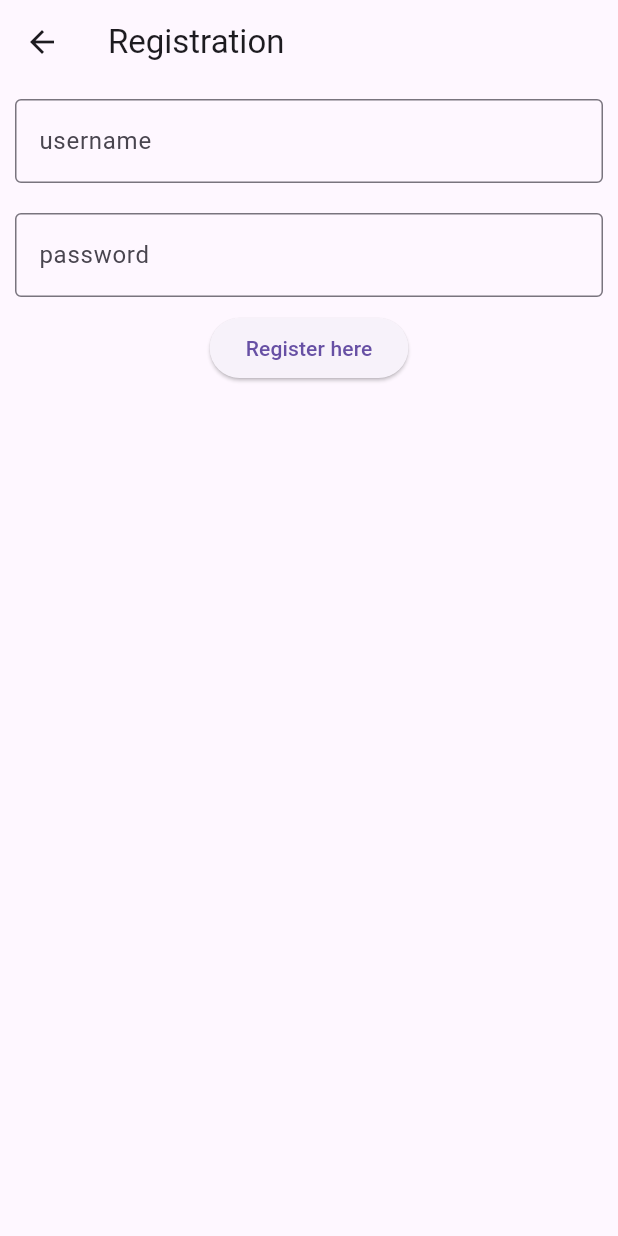
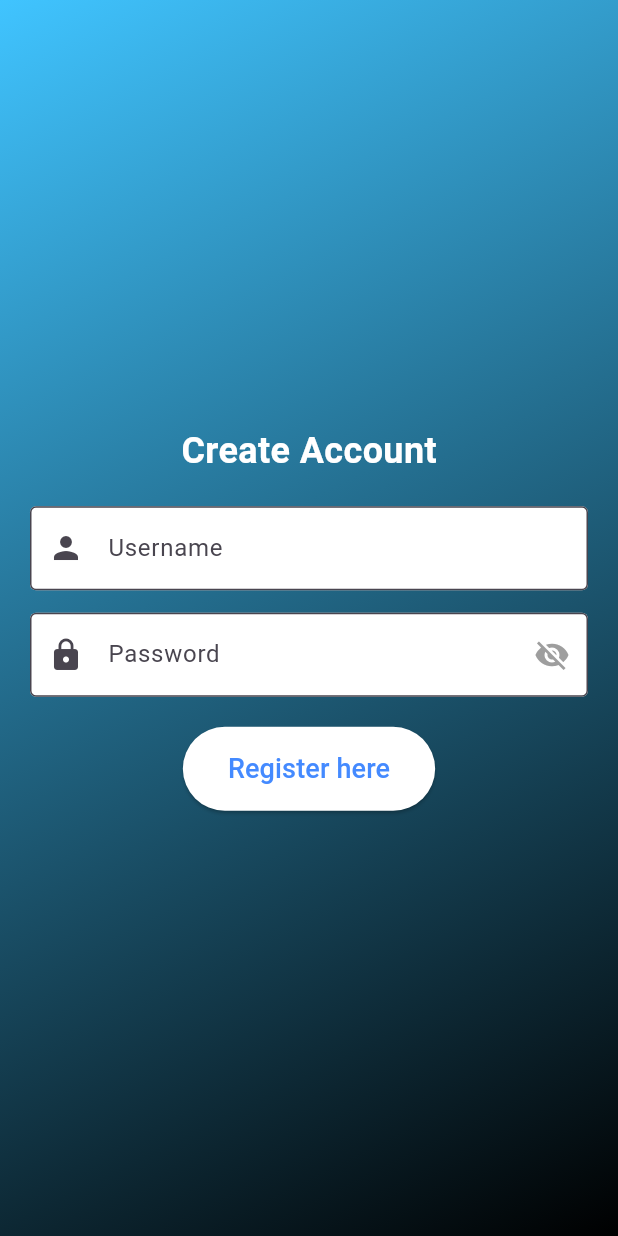
Before and after one commit to christ-e/machinetest-coral, a Flutter app: the screen it shows after launch, after a tap on "Register", on a phone screen of 412 x 824 dp. Run offline on Flutter 3.47's test engine with Material 3 defaults, Android fonts, the light colour scheme and no system bars; our stand-ins replace cached_network_image, firebase_auth, firebase_core, get, hive, hive_flutter and 2 more; accounts and stored records are empty; network calls fail.

Commit message:
second commit

```diff
--- a/lib/main.dart
+++ b/lib/main.dart
@@ -11,30 +11,21 @@ void main() async {
   WidgetsFlutterBinding.ensureInitialized();
   await Firebase.initializeApp(
     options: const FirebaseOptions(
-      apiKey: "AIzaSyB72b4fFPaPHbqijCPzc4Eo58HD8etkbJ4",
-      projectId: "stellar-display-398208",
-      appId: '1:792857541724:android:448991ff3571f9ce9cfa99',
-      messagingSenderId: '',
+      apiKey: 'AIzaSyBshh6-Zgt0A9EMNMNWciH4m8-R7KySIas',
+      appId: '1:662756288481:android:37293def81e6c1e2cc14a0',
+      messagingSenderId: '662756288481',
+      projectId: 'estore-f2430',
+      storageBucket: 'estore-f2430.appspot.com',
     ),
   );
+
   await Hive.initFlutter();
   Hive.registerAdapter(CartItemAdapter());
   await Hive.openBox<CartItem>('cartBox');
   // runApp(const MyApp());
   User? user = FirebaseAuth.instance.currentUser;
-  runApp(MaterialApp(
-    home: user == null ? LoginScreen() : HomeScreen(),
+  runApp(GetMaterialApp(
+    debugShowCheckedModeBanner: false,
+    home: user == null ? const LoginScreen() : HomeScreen(),
   ));
 }
-
-class MyApp extends StatelessWidget {
-  const MyApp({super.key});
-
-  @override
-  Widget build(BuildContext context) {
-    return const GetMaterialApp(
-      debugShowCheckedModeBanner: false,
-      home: LoginScreen(),
-    );
-  }
-}
--- a/lib/view/screens/screen_login/login_fir.dart
+++ b/lib/view/screens/screen_login/login_fir.dart
@@ -1,28 +1,7 @@
 import 'package:cart_coral_machinetest/database/firebase_db.dart';
 import 'package:cart_coral_machinetest/view/screens/screen_home/homescreen.dart';
 import 'package:cart_coral_machinetest/view/screens/screen_login/reg_fir.dart';
-import 'package:firebase_auth/firebase_auth.dart';
-import 'package:firebase_core/firebase_core.dart';
 import 'package:flutter/material.dart';
-
-import 'home_fir.dart';
-
-void main() async {
-  WidgetsFlutterBinding.ensureInitialized();
-  await Firebase.initializeApp(
-    options: const FirebaseOptions(
-      apiKey: "AIzaSyB72b4fFPaPHbqijCPzc4Eo58HD8etkbJ4",
-      projectId: "stellar-display-398208",
-      appId: '1:792857541724:android:448991ff3571f9ce9cfa99',
-      messagingSenderId: '',
-    ),
-  );
-  //currently login user kittaan
-  User? user = FirebaseAuth.instance.currentUser;
-  runApp(MaterialApp(
-    home: user == null ? LoginScreen() : Home_fire(),
-  ));
-}
 
 class LoginScreen extends StatefulWidget {
   const LoginScreen({super.key});
@@ -32,36 +11,82 @@ class LoginScreen extends StatefulWidget {
 }
 
 class _LoginScreenState extends State<LoginScreen> {
-  final username_controller = TextEditingController();
-  final password_controller = TextEditingController();
+  final usernameController = TextEditingController();
+  final passwordController = TextEditingController();
+  bool _isObscure = true;
+
   @override
   Widget build(BuildContext context) {
     return Scaffold(
-      appBar: AppBar(
-        title: Text('Log in'),
-      ),
-      body: Column(
-        children: [
-          Padding(
-            padding: const EdgeInsets.all(10.0),
-            child: TextField(
-              decoration: InputDecoration(
-                  border: OutlineInputBorder(), hintText: 'username'),
-              controller: username_controller,
+      body: Container(
+        decoration: const BoxDecoration(
+          gradient: LinearGradient(
+            colors: [Colors.lightBlueAccent, Colors.black],
+            begin: Alignment.topLeft,
+            end: Alignment.bottomRight,
           ),
         ),
-          Padding(
-            padding: const EdgeInsets.all(10.0),
-            child: TextField(
-              decoration: InputDecoration(
-                  border: OutlineInputBorder(), hintText: 'password'),
-              controller: password_controller,
+        child: Center(
+          child: SingleChildScrollView(
+            padding: const EdgeInsets.all(20.0),
+            child: Column(
+              mainAxisAlignment: MainAxisAlignment.center,
+              children: [
+                const Text(
+                  'LogIn ',
+                  style: TextStyle(
+                    fontSize: 24,
+                    color: Colors.white,
+                    fontWeight: FontWeight.bold,
                   ),
                 ),
+                const Text(
+                  'Welcome Back!',
+                  style: TextStyle(
+                    fontSize: 24,
+                    color: Colors.white,
+                    fontWeight: FontWeight.bold,
+                  ),
+                ),
+                const SizedBox(height: 20),
+                TextField(
+                  controller: usernameController,
+                  decoration: const InputDecoration(
+                    filled: true,
+                    fillColor: Colors.white,
+                    border: OutlineInputBorder(),
+                    hintText: 'Username',
+                    prefixIcon: Icon(Icons.person),
+                  ),
+                ),
+                const SizedBox(height: 15),
+                TextField(
+                  controller: passwordController,
+                  obscureText: _isObscure,
+                  decoration: InputDecoration(
+                    filled: true,
+                    fillColor: Colors.white,
+                    border: const OutlineInputBorder(),
+                    hintText: 'Password',
+                    prefixIcon: const Icon(Icons.lock),
+                    suffixIcon: IconButton(
+                      icon: Icon(
+                        _isObscure ? Icons.visibility_off : Icons.visibility,
+                        color: Colors.grey,
+                      ),
+                      onPressed: () {
+                        setState(() {
+                          _isObscure = !_isObscure;
+                        });
+                      },
+                    ),
+                  ),
+                ),
+                const SizedBox(height: 20),
                 ElevatedButton(
-              onPressed: () {
-                String email = username_controller.text.trim();
-                String pass = password_controller.text.trim();
+                  onPressed: () async {
+                    String email = usernameController.text.trim();
+                    String pass = passwordController.text.trim();
 
                     FirebaseHelper()
                         .login(
@@ -70,25 +95,46 @@ class _LoginScreenState extends State<LoginScreen> {
                     )
                         .then((result) {
                       if (result == null) {
-                    Navigator.push(context,
-                        MaterialPageRoute(builder: (context) => HomeScreen()));
+                        Navigator.push(
+                          context,
+                          MaterialPageRoute(builder: (context) => HomeScreen()),
+                        );
                       } else {
-                    ScaffoldMessenger.of(context)
-                        .showSnackBar(SnackBar(content: Text(result)));
+                        ScaffoldMessenger.of(context).showSnackBar(
+                          SnackBar(content: Text(result)),
+                        );
                       }
                     });
                   },
-              child: Text('Login')),
-          SizedBox(
-            height: 15,
+                  style: ElevatedButton.styleFrom(
+                    foregroundColor: Colors.blueAccent,
+                    backgroundColor: Colors.white,
+                    padding: const EdgeInsets.symmetric(
+                        vertical: 15, horizontal: 30),
+                    shape: RoundedRectangleBorder(
+                      borderRadius: BorderRadius.circular(30),
                     ),
+                  ),
+                  child: const Text(
+                    'Login',
+                    style: TextStyle(fontSize: 18),
+                  ),
+                ),
+                const SizedBox(height: 15),
                 TextButton(
                   onPressed: () {
                     Navigator.of(context).push(MaterialPageRoute(
-                    builder: (context) => RegistrationScreen()));
+                        builder: (context) => const RegistrationScreen()));
                   },
-              child: Text('Register'))
+                  child: const Text(
+                    'Register',
+                    style: TextStyle(color: Colors.white),
+                  ),
+                ),
               ],
+            ),
+          ),
+        ),
       ),
     );
   }
--- a/lib/view/screens/screen_login/reg_fir.dart
+++ b/lib/view/screens/screen_login/reg_fir.dart
@@ -10,36 +10,74 @@ class RegistrationScreen extends StatefulWidget {
 }
 
 class _RegistrationScreenState extends State<RegistrationScreen> {
-  final username_controller = TextEditingController();
-  final password_controller = TextEditingController();
+  final usernameController = TextEditingController();
+  final passwordController = TextEditingController();
+  bool _isObscure = true;
+
   @override
   Widget build(BuildContext context) {
     return Scaffold(
-      appBar: AppBar(
-        title: const Text('Registration'),
-      ),
-      body: Column(
-        children: [
-          Padding(
-            padding: const EdgeInsets.all(10.0),
-            child: TextField(
-              decoration: const InputDecoration(
-                  border: OutlineInputBorder(), hintText: 'username'),
-              controller: username_controller,
+      body: Container(
+        decoration: const BoxDecoration(
+          gradient: LinearGradient(
+            colors: [Colors.lightBlueAccent, Colors.black],
+            begin: Alignment.topLeft,
+            end: Alignment.bottomRight,
           ),
         ),
-          Padding(
-            padding: const EdgeInsets.all(10.0),
-            child: TextField(
-              decoration: const InputDecoration(
-                  border: OutlineInputBorder(), hintText: 'password'),
-              controller: password_controller,
+        child: Center(
+          child: SingleChildScrollView(
+            padding: const EdgeInsets.all(20.0),
+            child: Column(
+              mainAxisAlignment: MainAxisAlignment.center,
+              children: [
+                const Text(
+                  'Create Account',
+                  style: TextStyle(
+                    fontSize: 24,
+                    color: Colors.white,
+                    fontWeight: FontWeight.bold,
                   ),
                 ),
+                const SizedBox(height: 20),
+                TextField(
+                  controller: usernameController,
+                  decoration: const InputDecoration(
+                    filled: true,
+                    fillColor: Colors.white,
+                    border: OutlineInputBorder(),
+                    hintText: 'Username',
+                    prefixIcon: Icon(Icons.person),
+                  ),
+                ),
+                const SizedBox(height: 15),
+                TextField(
+                  controller: passwordController,
+                  obscureText: _isObscure,
+                  decoration: InputDecoration(
+                    filled: true,
+                    fillColor: Colors.white,
+                    border: const OutlineInputBorder(),
+                    hintText: 'Password',
+                    prefixIcon: const Icon(Icons.lock),
+                    suffixIcon: IconButton(
+                      icon: Icon(
+                        _isObscure ? Icons.visibility_off : Icons.visibility,
+                        color: Colors.grey,
+                      ),
+                      onPressed: () {
+                        setState(() {
+                          _isObscure = !_isObscure;
+                        });
+                      },
+                    ),
+                  ),
+                ),
+                const SizedBox(height: 20),
                 ElevatedButton(
                   onPressed: () {
-                String email = username_controller.text.trim();
-                String pass = password_controller.text.trim();
+                    String email = usernameController.text.trim();
+                    String pass = passwordController.text.trim();
                     FirebaseHelper()
                         .register(
                       useremail: email,
@@ -50,15 +88,33 @@ class _RegistrationScreenState extends State<RegistrationScreen> {
                         Navigator.push(
                           context,
                           MaterialPageRoute(
-                            builder: (context) => const LoginScreen()));
+                              builder: (context) => const LoginScreen()),
+                        );
                       } else {
-                    ScaffoldMessenger.of(context)
-                        .showSnackBar(SnackBar(content: Text(result)));
+                        ScaffoldMessenger.of(context).showSnackBar(
+                          SnackBar(content: Text(result)),
+                        );
                       }
                     });
                   },
-              child: const Text('Register here'))
+                  style: ElevatedButton.styleFrom(
+                    foregroundColor: Colors.blueAccent,
+                    backgroundColor: Colors.white,
+                    padding: const EdgeInsets.symmetric(
+                        vertical: 15, horizontal: 30),
+                    shape: RoundedRectangleBorder(
+                      borderRadius: BorderRadius.circular(30),
+                    ),
+                  ),
+                  child: const Text(
+                    'Register here',
+                    style: TextStyle(fontSize: 18),
+                  ),
+                ),
               ],
+            ),
+          ),
+        ),
       ),
     );
   }
--- a/pubspec.yaml
+++ b/pubspec.yaml
@@ -35,8 +35,8 @@ dependencies:
   # The following adds the Cupertino Icons font to your application.
   # Use with the CupertinoIcons class for iOS style icons.
   cupertino_icons: ^1.0.6
-  firebase_core: ^2.16.1
-  firebase_auth: ^4.8.0
+  firebase_core: ^3.6.0
+  firebase_auth: ^5.3.1
   get: ^4.6.5
   hive: ^2.2.3
   hive_flutter: ^1.1.0
```
Also changed, not shown: lib/database/firebase_db.dart (+25 -9 lines), lib/view/screens/screen_login/home_fir.dart (deleted, +0 -25 lines), firebase.json (added), lib/firebase_options.dart (added), pubspec.lock, 3 other files. Lines whose indentation alone changed are shown as unchanged.
